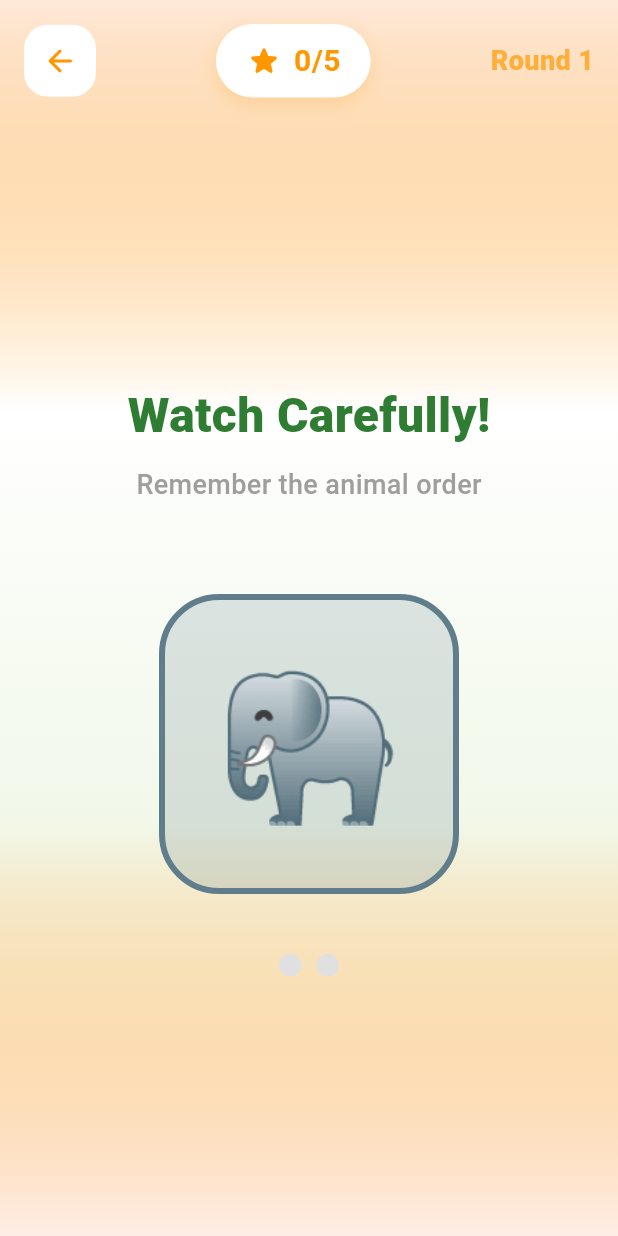
After one commit to codezzi-dev/puzzle_fun, a Flutter app: the PatternSafariGame screen opened directly, on a phone screen of 412 x 824 dp. The commit adds this screen. Run offline on Flutter 3.47's test engine with Material 3 defaults, Android fonts, the phone set to English and light mode, and no system bars; our stand-ins replace audioplayers, equatable, flutter_riverpod, flutter_tts, universal_io; Roboto replaces fonts that are missing (Nunito).

Commit message:
Pattern Safari Game addde

```diff
--- /dev/null
+++ b/lib/pattern_safari/config_ps.dart
@@ -0,0 +1,158 @@
+import 'dart:math';
+import 'package:flutter/material.dart';
+import 'package:flutter_riverpod/flutter_riverpod.dart';
+
+enum SafariGamePhase { learning, testing, success, failure }
+
+class SafariAnimal {
+  final String name;
+  final String emoji;
+  final Color color;
+
+  const SafariAnimal({required this.name, required this.emoji, required this.color});
+}
+
+const List<SafariAnimal> safariAnimals = [
+  SafariAnimal(name: 'Lion', emoji: '🦁', color: Colors.orange),
+  SafariAnimal(name: 'Elephant', emoji: '🐘', color: Colors.blueGrey),
+  SafariAnimal(name: 'Zebra', emoji: '🦓', color: Colors.black),
+  SafariAnimal(name: 'Giraffe', emoji: '🦒', color: Colors.amber),
+  SafariAnimal(name: 'Monkey', emoji: '🐒', color: Colors.brown),
+  SafariAnimal(name: 'Tiger', emoji: '🐅', color: Colors.deepOrange),
+  SafariAnimal(name: 'Hippo', emoji: '🦛', color: Colors.purple),
+  SafariAnimal(name: 'Parrot', emoji: '🦜', color: Colors.green),
+];
+
+class SafariState {
+  final List<SafariAnimal> sequence;
+  final List<SafariAnimal> userInput;
+  final SafariGamePhase phase;
+  final int score;
+  final int currentRound;
+  final int totalRounds;
+  final Color themeColor;
+
+  const SafariState({
+    required this.sequence,
+    required this.userInput,
+    required this.phase,
+    required this.score,
+    required this.currentRound,
+    required this.totalRounds,
+    required this.themeColor,
+  });
+
+  factory SafariState.initial() {
+    final random = Random();
+    final themeColors = [Colors.green, Colors.orange, Colors.brown, Colors.teal, Colors.amber];
+
+    // Initial sequence of length 2
+    final sequence = _generateSequence(2, random);
+
+    return SafariState(
+      sequence: sequence,
+      userInput: [],
+      phase: SafariGamePhase.learning,
+      score: 0,
+      currentRound: 1,
+      totalRounds: 5,
+      themeColor: themeColors[random.nextInt(themeColors.length)],
+    );
+  }
+
+  static List<SafariAnimal> _generateSequence(int length, Random random) {
+    // Ensure unique animals by shuffling and taking the first N items
+    final shuffled = [...safariAnimals]..shuffle(random);
+    return shuffled.take(length).toList();
+  }
+
+  SafariState copyWith({
+    List<SafariAnimal>? sequence,
+    List<SafariAnimal>? userInput,
+    SafariGamePhase? phase,
+    int? score,
+    int? currentRound,
+    int? totalRounds,
+    Color? themeColor,
+  }) {
+    return SafariState(
+      sequence: sequence ?? this.sequence,
+      userInput: userInput ?? this.userInput,
+      phase: phase ?? this.phase,
+      score: score ?? this.score,
+      currentRound: currentRound ?? this.currentRound,
+      totalRounds: totalRounds ?? this.totalRounds,
+      themeColor: themeColor ?? this.themeColor,
+    );
+  }
+}
+
+class SafariNotifier extends Notifier<SafariState> {
+  final Random _random = Random();
+
+  @override
+  SafariState build() {
+    return SafariState.initial();
+  }
+
+  void startTesting() {
+    state = state.copyWith(phase: SafariGamePhase.testing, userInput: []);
+  }
+
+  void checkAnimal(SafariAnimal animal) {
+    if (state.phase != SafariGamePhase.testing) return;
+
+    final newUserInput = [...state.userInput, animal];
+    final currentIndex = state.userInput.length;
+
+    if (animal.name == state.sequence[currentIndex].name) {
+      // Correct so far
+      if (newUserInput.length == state.sequence.length) {
+        // Complete sequence correct
+        state = state.copyWith(
+          userInput: newUserInput,
+          phase: SafariGamePhase.success,
+          score: state.score + 1,
+        );
+      } else {
+        // More animals to go
+        state = state.copyWith(userInput: newUserInput);
+      }
+    } else {
+      // Wrong animal
+      state = state.copyWith(phase: SafariGamePhase.failure);
+    }
+  }
+
+  void retryRound() {
+    state = state.copyWith(phase: SafariGamePhase.learning, userInput: []);
+  }
+
+  void nextRound() {
+    if (state.currentRound >= state.totalRounds) {
+      state = SafariState.initial();
+    } else {
+      final nextRound = state.currentRound + 1;
+      // Sequence length increases: 2 -> 3 -> 3 -> 4 -> 5
+      int seqLength = 2;
+      if (nextRound == 2) seqLength = 3;
+      if (nextRound == 3) seqLength = 3;
+      if (nextRound == 4) seqLength = 4;
+      if (nextRound == 5) seqLength = 5;
+
+      final themeColors = [Colors.green, Colors.orange, Colors.brown, Colors.teal, Colors.amber];
+
+      state = state.copyWith(
+        sequence: SafariState._generateSequence(seqLength, _random),
+        userInput: [],
+        phase: SafariGamePhase.learning,
+        currentRound: nextRound,
+        themeColor: themeColors[_random.nextInt(themeColors.length)],
+      );
+    }
+  }
+}
+
+final safariProvider = NotifierProvider<SafariNotifier, SafariState>(() {
+  return SafariNotifier();
+}, isAutoDispose: true);
--- /dev/null
+++ b/lib/pattern_safari/pattern_safari_game.dart
@@ -0,0 +1,495 @@
+import 'dart:async';
+import 'package:flutter/material.dart';
+import 'package:flutter_riverpod/flutter_riverpod.dart';
+import 'package:flutter_tts/flutter_tts.dart';
+import '../shared/victory_audio_service.dart';
+import 'config_ps.dart';
+
+class PatternSafariGame extends ConsumerStatefulWidget {
+  const PatternSafariGame({super.key});
+
+  @override
+  ConsumerState<PatternSafariGame> createState() => _PatternSafariGameState();
+}
+
+class _PatternSafariGameState extends ConsumerState<PatternSafariGame>
+    with TickerProviderStateMixin {
+  final FlutterTts _flutterTts = FlutterTts();
+  late AnimationController _overlayController;
+  late Animation<double> _overlayScaleAnim;
+  late AnimationController _shakeController;
+  late Animation<Offset> _shakeAnim;
+
+  int _displayingIndex = -1;
+  Timer? _sequenceTimer;
+  SafariGamePhase? _lastSpokenPhase;
+
+  @override
+  void initState() {
+    super.initState();
+    _initTts();
+
+    _overlayController = AnimationController(
+      vsync: this,
+      duration: const Duration(milliseconds: 500),
+    );
+    _overlayScaleAnim = Tween<double>(
+      begin: 0.0,
+      end: 1.0,
+    ).animate(CurvedAnimation(parent: _overlayController, curve: Curves.elasticOut));
+
+    _shakeController = AnimationController(
+      vsync: this,
+      duration: const Duration(milliseconds: 500),
+    );
+    _shakeAnim = Tween<Offset>(
+      begin: Offset.zero,
+      end: const Offset(0.02, 0.0),
+    ).animate(CurvedAnimation(parent: _shakeController, curve: Curves.elasticIn));
+  }
+
+  Future<void> _initTts() async {
+    await _flutterTts.setLanguage('en-US');
+    await _flutterTts.setSpeechRate(0.4);
+    await _flutterTts.setVolume(1.0);
+    await _flutterTts.setPitch(1.2);
+  }
+
+  void _speak(String text) async {
+    await _flutterTts.speak(text);
+  }
+
+  @override
+  void dispose() {
+    _flutterTts.stop();
+    _overlayController.dispose();
+    _shakeController.dispose();
+    _sequenceTimer?.cancel();
+    super.dispose();
+  }
+
+  void _startSequence(SafariState state) {
+    setState(() => _displayingIndex = 0);
+    _speakAnimal(state.sequence[0].name);
+
+    _sequenceTimer = Timer.periodic(const Duration(milliseconds: 1500), (timer) {
+      if (_displayingIndex >= state.sequence.length - 1) {
+        timer.cancel();
+        Future.delayed(const Duration(milliseconds: 500), () {
+          if (mounted) {
+            setState(() => _displayingIndex = -1);
+            ref.read(safariProvider.notifier).startTesting();
+          }
+        });
+      } else {
+        setState(() => _displayingIndex++);
+        _speakAnimal(state.sequence[_displayingIndex].name);
+      }
+    });
+  }
+
+  void _speakAnimal(String name) {
+    _speak(name);
+  }
+
+  @override
+  Widget build(BuildContext context) {
+    final state = ref.watch(safariProvider);
+    final notifier = ref.read(safariProvider.notifier);
+
+    if (state.phase != _lastSpokenPhase) {
+      _lastSpokenPhase = state.phase;
+      if (state.phase == SafariGamePhase.learning) {
+        _speak("Watch the pattern!");
+        Future.delayed(const Duration(milliseconds: 1000), () => _startSequence(state));
+      } else if (state.phase == SafariGamePhase.testing) {
+        _speak("Can you repeat the pattern?");
+      } else if (state.phase == SafariGamePhase.success) {
+        _overlayController.forward(from: 0);
+        victoryAudio.playVictorySound();
+        _speak("Amazing! You remembered them all!");
+      } else if (state.phase == SafariGamePhase.failure) {
+        _shakeController.forward(from: 0).then((_) => _shakeController.reverse());
+        _speak("Oops! Let's try that one again.");
+      }
+    }
+
+    return Scaffold(
+      body: Container(
+        decoration: BoxDecoration(
+          gradient: LinearGradient(
+            begin: Alignment.topCenter,
+            end: Alignment.bottomCenter,
+            colors: [
+              state.themeColor.withValues(alpha: 0.15),
+              Colors.white,
+              const Color(0xFFF1F8E9),
+              state.themeColor.withValues(alpha: 0.1),
+            ],
+          ),
+        ),
+        child: SafeArea(
+          child: Stack(
+            children: [
+              Column(
+                children: [
+                  _buildAppBar(context, state),
+                  Expanded(child: _buildContent(state, notifier)),
+                ],
+              ),
+              if (state.phase == SafariGamePhase.success) _buildSuccessOverlay(state, notifier),
+              if (state.phase == SafariGamePhase.failure) _buildFailureOverlay(state, notifier),
+            ],
+          ),
+        ),
+      ),
+    );
+  }
+
+  Widget _buildAppBar(BuildContext context, SafariState state) {
+    return Container(
+      padding: const EdgeInsets.all(16),
+      child: Row(
+        children: [
+          IconButton(
+            onPressed: () => Navigator.pop(context),
+            icon: const Icon(Icons.arrow_back_rounded),
+            style: IconButton.styleFrom(
+              backgroundColor: Colors.white,
+              foregroundColor: state.themeColor,
+              shape: RoundedRectangleBorder(borderRadius: BorderRadius.circular(16)),
+              padding: const EdgeInsets.all(12),
+            ),
+          ),
+          const Spacer(),
+          Container(
+            padding: const EdgeInsets.symmetric(horizontal: 20, vertical: 10),
+            decoration: BoxDecoration(
+              color: Colors.white,
+              borderRadius: BorderRadius.circular(25),
+              boxShadow: [
+                BoxShadow(
+                  color: state.themeColor.withValues(alpha: 0.2),
+                  blurRadius: 10,
+                  offset: const Offset(0, 4),
+                ),
+              ],
+            ),
+            child: Row(
+              children: [
+                Icon(Icons.star_rounded, color: state.themeColor, size: 24),
+                const SizedBox(width: 8),
+                Text(
+                  '${state.score}/${state.totalRounds}',
+                  style: TextStyle(
+                    fontSize: 20,
+                    fontWeight: FontWeight.bold,
+                    color: state.themeColor,
+                  ),
+                ),
+              ],
+            ),
+          ),
+          const Spacer(),
+          Text(
+            'Round ${state.currentRound}',
+            style: TextStyle(
+              fontSize: 18,
+              fontWeight: FontWeight.w800,
+              color: state.themeColor.withValues(alpha: 0.7),
+            ),
+          ),
+        ],
+      ),
+    );
+  }
+
+  Widget _buildContent(SafariState state, SafariNotifier notifier) {
+    if (state.phase == SafariGamePhase.learning) {
+      return _buildLearningMode(state);
+    }
+    return _buildTestingMode(state, notifier);
+  }
+
+  Widget _buildLearningMode(SafariState state) {
+    return Column(
+      mainAxisAlignment: MainAxisAlignment.center,
+      children: [
+        const Text(
+          "Watch Carefully!",
+          style: TextStyle(fontSize: 32, fontWeight: FontWeight.w900, color: Color(0xFF2E7D32)),
+        ),
+        const SizedBox(height: 10),
+        const Text(
+          "Remember the animal order",
+          style: TextStyle(fontSize: 18, color: Colors.grey, fontWeight: FontWeight.w500),
+        ),
+        const SizedBox(height: 60),
+        Center(
+          child: AnimatedSwitcher(
+            duration: const Duration(milliseconds: 500),
+            transitionBuilder: (child, animation) {
+              return ScaleTransition(scale: animation, child: child);
+            },
+            child: _displayingIndex != -1
+                ? Container(
+                    key: ValueKey(_displayingIndex),
+                    width: 200,
+                    height: 200,
+                    decoration: BoxDecoration(
+                      color: state.sequence[_displayingIndex].color.withValues(alpha: 0.2),
+                      borderRadius: BorderRadius.circular(40),
+                      border: Border.all(color: state.sequence[_displayingIndex].color, width: 4),
+                    ),
+                    child: Center(
+                      child: Text(
+                        state.sequence[_displayingIndex].emoji,
+                        style: const TextStyle(fontSize: 100),
+                      ),
+                    ),
+                  )
+                : const SizedBox(width: 200, height: 200),
+          ),
+        ),
+        const SizedBox(height: 40),
+        Row(
+          mainAxisAlignment: MainAxisAlignment.center,
+          children: List.generate(state.sequence.length, (index) {
+            bool isDone =
+                index < _displayingIndex ||
+                (_displayingIndex == -1 && state.phase == SafariGamePhase.testing);
+            return Container(
+              margin: const EdgeInsets.symmetric(horizontal: 5),
+              width: 15,
+              height: 15,
+              decoration: BoxDecoration(
+                shape: BoxShape.circle,
+                color: isDone ? state.themeColor : Colors.grey.shade300,
+              ),
+            );
+          }),
+        ),
+      ],
+    );
+  }
+
+  Widget _buildTestingMode(SafariState state, SafariNotifier notifier) {
+    return SlideTransition(
+      position: _shakeAnim,
+      child: Column(
+        children: [
+          const SizedBox(height: 20),
+          const Text(
+            "Repeat the Pattern!",
+            style: TextStyle(fontSize: 28, fontWeight: FontWeight.w900, color: Color(0xFF2E7D32)),
+          ),
+          const SizedBox(height: 40),
+          // User input progress
+          Row(
+            mainAxisAlignment: MainAxisAlignment.center,
+            children: List.generate(state.sequence.length, (index) {
+              bool isFilled = index < state.userInput.length;
+              return Container(
+                margin: const EdgeInsets.symmetric(horizontal: 8),
+                width: 60,
+                height: 60,
+                decoration: BoxDecoration(
+                  color: isFilled
+                      ? state.userInput[index].color.withValues(alpha: 0.2)
+                      : Colors.white,
+                  borderRadius: BorderRadius.circular(15),
+                  border: Border.all(
+                    color: isFilled ? state.userInput[index].color : Colors.grey.shade300,
+                    width: 2,
+                  ),
+                ),
+                child: Center(
+                  child: Text(
+                    isFilled ? state.userInput[index].emoji : "?",
+                    style: TextStyle(fontSize: 30, color: isFilled ? null : Colors.grey.shade300),
+                  ),
+                ),
+              );
+            }),
+          ),
+          const SizedBox(height: 60),
+          // Animals grid
+          Expanded(
+            child: Padding(
+              padding: const EdgeInsets.symmetric(horizontal: 32),
+              child: GridView.builder(
+                gridDelegate: const SliverGridDelegateWithFixedCrossAxisCount(
+                  crossAxisCount: 3,
+                  crossAxisSpacing: 20,
+                  mainAxisSpacing: 20,
+                ),
+                itemCount: safariAnimals.length,
+                itemBuilder: (context, index) {
+                  final animal = safariAnimals[index];
+                  return GestureDetector(
+                    onTap: () {
+                      _speak(animal.name);
+                      notifier.checkAnimal(animal);
+                    },
+                    child: Container(
+                      decoration: BoxDecoration(
+                        color: Colors.white,
+                        borderRadius: BorderRadius.circular(25),
+                        boxShadow: [
+                          BoxShadow(
+                            color: Colors.black.withValues(alpha: 0.05),
+                            blurRadius: 10,
+                            offset: const Offset(0, 5),
+                          ),
+                        ],
+                      ),
+                      child: Center(
+                        child: Text(animal.emoji, style: const TextStyle(fontSize: 40)),
+                      ),
+                    ),
+                  );
+                },
+              ),
+            ),
+          ),
+        ],
+      ),
+    );
+  }
+
+  Widget _buildSuccessOverlay(SafariState state, SafariNotifier notifier) {
+    return Container(
+      color: Colors.black.withValues(alpha: 0.5),
+      child: Center(
+        child: ScaleTransition(
+          scale: _overlayScaleAnim,
+          child: Container(
+            margin: const EdgeInsets.all(32),
+            padding: const EdgeInsets.all(32),
+            decoration: BoxDecoration(
+              color: Colors.white,
+              borderRadius: BorderRadius.circular(32),
+              boxShadow: [
+                BoxShadow(
+                  color: state.themeColor.withValues(alpha: 0.4),
+                  blurRadius: 30,
+                  offset: const Offset(0, 15),
+                ),
+              ],
+            ),
+            child: Column(
+              mainAxisSize: MainAxisSize.min,
+              children: [
+                Row(
+                  mainAxisAlignment: MainAxisAlignment.center,
+                  children: state.sequence
+                      .map((a) => Text(a.emoji, style: const TextStyle(fontSize: 30)))
+                      .toList(),
+                ),
+                const SizedBox(height: 24),
+                const Text(
+                  'FANTASTIC!',
+                  style: TextStyle(
+                    fontSize: 32,
+                    fontWeight: FontWeight.w900,
+                    color: Color(0xFF333333),
+                  ),
+                ),
+                const SizedBox(height: 8),
+                const Text(
+                  'Safari Memory Master!',
+                  textAlign: TextAlign.center,
+                  style: TextStyle(fontSize: 18, color: Colors.grey),
+                ),
+                const SizedBox(height: 32),
+                _buildAnimatedButton(
+                  onPressed: () {
+                    victoryAudio.stop();
+                    notifier.nextRound();
+                  },
+                  gradientColors: [state.themeColor, state.themeColor.withValues(alpha: 0.7)],
+                  icon: state.currentRound >= state.totalRounds
+                      ? Icons.refresh_rounded
+                      : Icons.arrow_forward_rounded,
+                  text: state.currentRound >= state.totalRounds ? 'Play Again!' : 'Next Level!',
+                ),
+              ],
+            ),
+          ),
+        ),
+      ),
+    );
+  }
+
+  Widget _buildFailureOverlay(SafariState state, SafariNotifier notifier) {
+    return Container(
+      color: Colors.black.withValues(alpha: 0.5),
+      child: Center(
+        child: Container(
+          margin: const EdgeInsets.all(32),
+          padding: const EdgeInsets.all(32),
+          decoration: BoxDecoration(color: Colors.white, borderRadius: BorderRadius.circular(32)),
+          child: Column(
+            mainAxisSize: MainAxisSize.min,
+            children: [
+              const Text("🤔 Oops!", style: TextStyle(fontSize: 40)),
+              const SizedBox(height: 20),
+              const Text(
+                "That wasn't quite right.\nLet's try again!",
+                textAlign: TextAlign.center,
+                style: TextStyle(fontSize: 18, fontWeight: FontWeight.w500),
+              ),
+              const SizedBox(height: 32),
+              _buildAnimatedButton(
+                onPressed: () => notifier.retryRound(),
+                gradientColors: [Colors.orange, Colors.deepOrange],
+                icon: Icons.replay_rounded,
+                text: "Try Again",
+              ),
+            ],
+          ),
+        ),
+      ),
+    );
+  }
+
+  Widget _buildAnimatedButton({
+    required VoidCallback onPressed,
+    required List<Color> gradientColors,
+    required IconData icon,
+    required String text,
+  }) {
+    return GestureDetector(
+      onTap: onPressed,
+      child: Container(
+        padding: const EdgeInsets.symmetric(horizontal: 36, vertical: 16),
+        decoration: BoxDecoration(
+          gradient: LinearGradient(colors: gradientColors),
+          borderRadius: BorderRadius.circular(24),
+          boxShadow: [
+            BoxShadow(
+              color: gradientColors[0].withValues(alpha: 0.4),
+              blurRadius: 15,
+              offset: const Offset(0, 8),
+            ),
+          ],
+        ),
+        child: Row(
+          mainAxisSize: MainAxisSize.min,
+          children: [
+            Icon(icon, color: Colors.white, size: 28),
+            const SizedBox(width: 12),
+            Text(
+              text,
+              style: const TextStyle(
+                fontSize: 20,
+                fontWeight: FontWeight.bold,
+                color: Colors.white,
+              ),
+            ),
+          ],
+        ),
+      ),
+    );
+  }
+}
```
Also changed, not shown: lib/game_selection.dart (+8 -0 lines), 2 other files.
